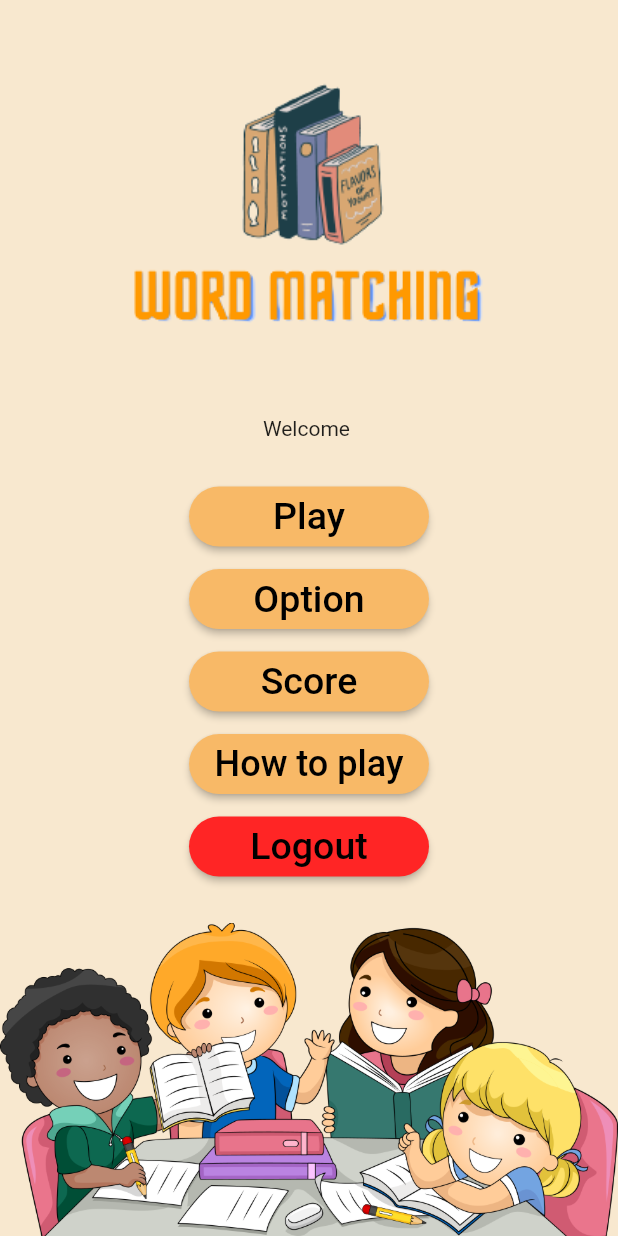
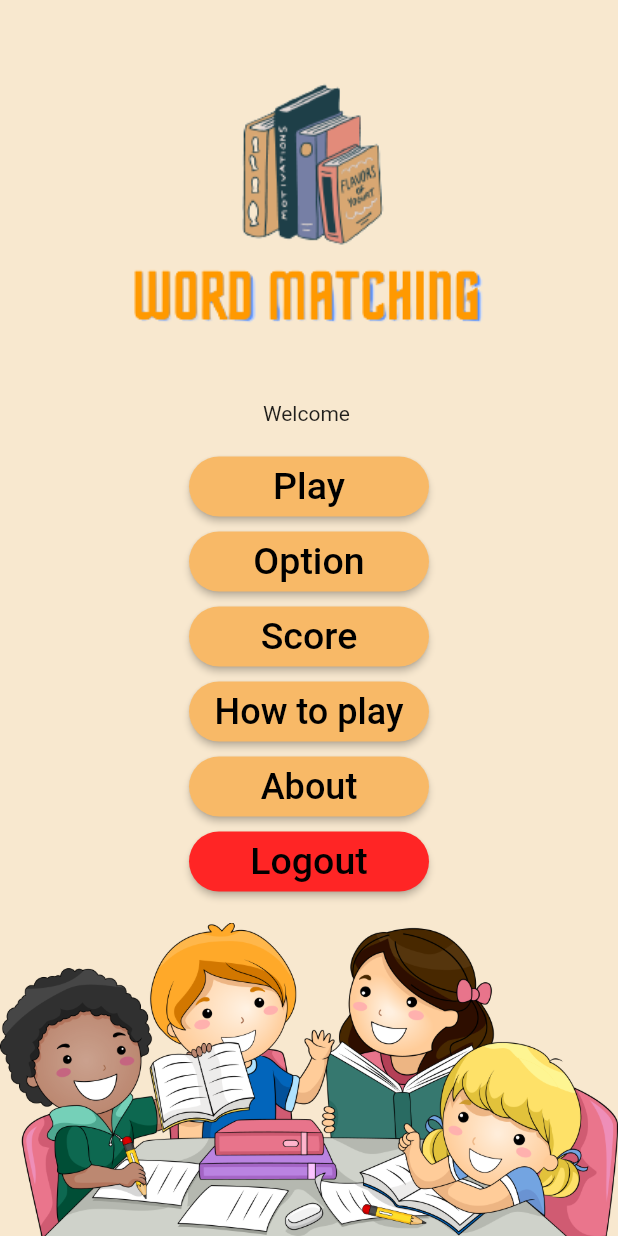
Before and after one commit to chettalek/word, a Flutter app: the playPage screen opened directly, on a phone screen of 412 x 824 dp. Run offline on Flutter 3.47's test engine with Material 2 defaults, Android fonts, the phone set to English and light mode, and no system bars; our stand-ins replace firebase_core, flutter_tts, google_sign_in, shared_preferences; accounts and stored records are empty.

Commit message:
about
เพิ่มหน้า อ้างอิงข้อมูล

```diff
--- a/lib/main.dart
+++ b/lib/main.dart
@@ -11,7 +11,7 @@ import 'package:flutter_application_1/scoreclass.dart';
 import 'package:http/http.dart';
 import 'package:shared_preferences/shared_preferences.dart';
 import 'firebase_options.dart';
-
+import 'package:flutter_application_1/about.dart';
 void main() async {
   WidgetsFlutterBinding.ensureInitialized();
   await Firebase.initializeApp(
--- a/lib/play.dart
+++ b/lib/play.dart
@@ -1,6 +1,7 @@
 import 'dart:math';
 
 import 'package:flutter/material.dart';
+import 'package:flutter_application_1/about.dart';
 import 'package:flutter_application_1/category.dart';
 import 'package:flutter_application_1/question.dart';
 import 'package:flutter_application_1/scoreview.dart';
@@ -68,7 +69,7 @@ class _playPageState extends State<playPage> {
                     ),
                   ),
                   SizedBox(
-                    height: 15,
+                    height: 10,
                   ),
                   SizedBox(
                     height: 40,
@@ -90,7 +91,7 @@ class _playPageState extends State<playPage> {
                     ),
                   ),
                   SizedBox(
-                    height: 15,
+                    height: 10,
                   ),
                   SizedBox(
                     height: 40,
@@ -116,7 +117,7 @@ class _playPageState extends State<playPage> {
                     ),
                   ),
                   SizedBox(
-                    height: 15,
+                    height: 10,
                   ),
                   SizedBox(
                     height: 40,
@@ -138,8 +139,34 @@ class _playPageState extends State<playPage> {
                     ),
                   ),
                   SizedBox(
-                    height: 15,
+                    height: 10,
                   ),
+                  SizedBox(
+                    height: 40,
+                    width: 160,
+                    child: ElevatedButton(
+                      onPressed: () {
+                        Navigator.push(
+                            context,
+                            MaterialPageRoute(
+                                builder: (context) => aboutPage()));
+                      },
+                      style: ElevatedButton.styleFrom(
+                        backgroundColor: Color.fromARGB(255, 248, 185, 103),
+                        shape: RoundedRectangleBorder(
+                          borderRadius: BorderRadius.circular(30.0),
+                        ),
+                      ),
+                      child: const Text(
+                        'About',
+                        style: TextStyle(fontSize: 24),
+                      ),
+                    ),
+                  ),
+                  SizedBox(
+                    height: 10,
+                  ),
+                  SizedBox(width: 8),
                   SizedBox(
                     height: 40,
                     width: 160,
@@ -311,4 +338,60 @@ class _playPageState extends State<playPage> {
           )),
     );
   }
+
+  // void about() {
+  //   showDialog<String>(
+  //     context: context,
+  //     builder: (BuildContext context) => AlertDialog(
+  //         backgroundColor: Color.fromARGB(255, 255, 192, 91),
+  //         content: SingleChildScrollView(
+  //           child: Column(
+  //             mainAxisAlignment: MainAxisAlignment.spaceBetween,
+  //             crossAxisAlignment: CrossAxisAlignment.center,
+  //             children: [
+  //               Text(
+  //                 'About',
+  //                 style: TextStyle(fontSize: 28),
+  //               ),
+  //               SizedBox(
+  //                 height: 20,
+  //               ),
+  //               Column(crossAxisAlignment: CrossAxisAlignment.start, children: [
+  //                 Text(
+  //                     'คำศัพท์ภาษาอังกฤษพื้นฐานระดับชั้นประถมศึกษาสถาบันภาษาอังกฤษ สำนักงานคณะกรรมการการศึกษาขั้นพื้นฐาน กระทรวงศึกษาธิการ',
+  //                     style: TextStyle(fontSize: 18)),
+  //                 Text('', style: TextStyle(fontSize: 18)),
+  //                 Text('', style: TextStyle(fontSize: 18)),
+  //                 Text('', style: TextStyle(fontSize: 18))
+  //               ]),
+  //               SizedBox(
+  //                 height: 20,
+  //               ),
+  //               SizedBox(
+  //                 height: 40,
+  //                 width: 180,
+  //                 child: ElevatedButton(
+  //                   onPressed: () {
+  //                     Navigator.pop(context);
+  //                   }, //ฟังชั่นการกดปุ่ม
+  //                   style: ElevatedButton.styleFrom(
+  //                     backgroundColor: Color.fromARGB(255, 248, 232, 207),
+  //                     shape: RoundedRectangleBorder(
+  //                       borderRadius: BorderRadius.circular(10.0),
+  //                     ),
+  //                   ),
+  //                   child: const Text(
+  //                     'Back',
+  //                     style: TextStyle(fontSize: 20),
+  //                   ),
+  //                 ),
+  //               ),
+  //               SizedBox(
+  //                 height: 1,
+  //               ),
+  //             ],
+  //           ),
+  //         )),
+  //   );
+  // }
 }
```
Also changed, not shown: lib/about.dart (added, +101 -0 lines).
